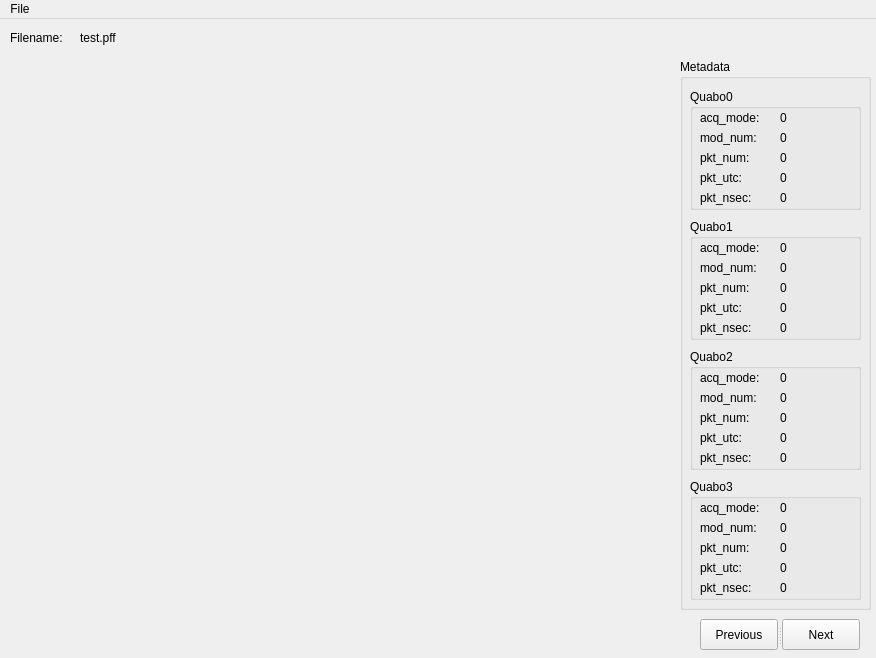
Before: the Qt Designer form qtviewer.ui in liuweiseu/PSDataViewer, drawn with Qt 5.
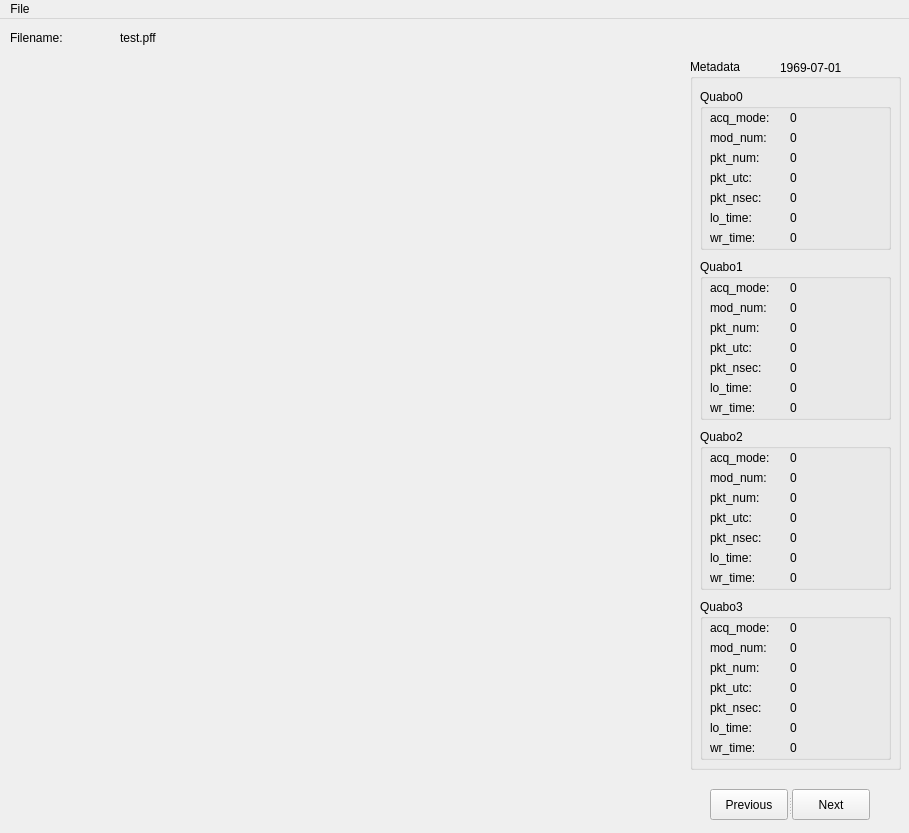
After: the same form once the commit is applied. Icons and pictures are not drawn.

Commit message:
1. add local time and wr time.
2. show rot with grid.

3. show the file name without path.

What changed in the file:
```diff
--- a/qtviewer.ui
+++ b/qtviewer.ui
@@ -6,8 +6,8 @@
    <rect>
     <x>0</x>
     <y>0</y>
-    <width>876</width>
-    <height>658</height>
+    <width>909</width>
+    <height>833</height>
    </rect>
   </property>
   <property name="windowTitle">
@@ -19,8 +19,8 @@
      <rect>
       <x>10</x>
       <y>40</y>
-      <width>661</width>
-      <height>591</height>
+      <width>671</width>
+      <height>761</height>
      </rect>
     </property>
     <layout class="QVBoxLayout" name="verticalLayout"/>
@@ -41,9 +41,9 @@
    <widget class="QLabel" name="FileNameLabel">
     <property name="geometry">
      <rect>
-      <x>80</x>
+      <x>120</x>
       <y>10</y>
-      <width>791</width>
+      <width>761</width>
       <height>17</height>
      </rect>
     </property>
@@ -54,8 +54,8 @@
    <widget class="QSplitter" name="splitter">
     <property name="geometry">
      <rect>
-      <x>700</x>
-      <y>600</y>
+      <x>710</x>
+      <y>770</y>
       <width>160</width>
       <height>31</height>
      </rect>
@@ -77,12 +77,20 @@
    <widget class="QGroupBox" name="groupBox">
     <property name="geometry">
      <rect>
-      <x>680</x>
+      <x>690</x>
       <y>40</y>
-      <width>191</width>
-      <height>551</height>
+      <width>211</width>
+      <height>711</height>
      </rect>
     </property>
+    <property name="font">
+     <font>
+      <weight>50</weight>
+      <italic>false</italic>
+      <bold>false</bold>
+      <underline>false</underline>
+     </font>
+    </property>
     <property name="title">
      <string>Metadata</string>
     </property>
@@ -94,8 +102,8 @@
       <rect>
        <x>10</x>
        <y>30</y>
-       <width>171</width>
-       <height>121</height>
+       <width>191</width>
+       <height>161</height>
       </rect>
      </property>
      <property name="title">
@@ -231,14 +239,66 @@
        <string>0</string>
       </property>
      </widget>
+     <widget class="QLabel" name="label_11">
+      <property name="geometry">
+       <rect>
+        <x>10</x>
+        <y>120</y>
+        <width>71</width>
+        <height>17</height>
+       </rect>
+      </property>
+      <property name="text">
+       <string>lo_time:</string>
+      </property>
+     </widget>
+     <widget class="QLabel" name="label_12">
+      <property name="geometry">
+       <rect>
+        <x>10</x>
+        <y>140</y>
+        <width>71</width>
+        <height>17</height>
+       </rect>
+      </property>
+      <property name="text">
+       <string>wr_time:</string>
+      </property>
+     </widget>
+     <widget class="QLabel" name="Q0_lo_time">
+      <property name="geometry">
+       <rect>
+        <x>90</x>
+        <y>120</y>
+        <width>91</width>
+        <height>17</height>
+       </rect>
+      </property>
+      <property name="text">
+       <string>0</string>
+      </property>
+     </widget>
+     <widget class="QLabel" name="Q0_wr_time">
+      <property name="geometry">
+       <rect>
+        <x>90</x>
+        <y>140</y>
+        <width>91</width>
+        <height>17</height>
+       </rect>
+      </property>
+      <property name="text">
+       <string>0</string>
+      </property>
+     </widget>
     </widget>
     <widget class="QGroupBox" name="Quabo1metadata">
      <property name="geometry">
       <rect>
        <x>10</x>
-       <y>160</y>
-       <width>171</width>
-       <height>121</height>
+       <y>200</y>
+       <width>191</width>
+       <height>161</height>
       </rect>
      </property>
      <property name="title">
@@ -374,14 +434,66 @@
        <string>0</string>
       </property>
      </widget>
+     <widget class="QLabel" name="label_14">
+      <property name="geometry">
+       <rect>
+        <x>10</x>
+        <y>140</y>
+        <width>71</width>
+        <height>17</height>
+       </rect>
+      </property>
+      <property name="text">
+       <string>wr_time:</string>
+      </property>
+     </widget>
+     <widget class="QLabel" name="label_13">
+      <property name="geometry">
+       <rect>
+        <x>10</x>
+        <y>120</y>
+        <width>71</width>
+        <height>17</height>
+       </rect>
+      </property>
+      <property name="text">
+       <string>lo_time:</string>
+      </property>
+     </widget>
+     <widget class="QLabel" name="Q1_lo_time">
+      <property name="geometry">
+       <rect>
+        <x>90</x>
+        <y>120</y>
+        <width>91</width>
+        <height>17</height>
+       </rect>
+      </property>
+      <property name="text">
+       <string>0</string>
+      </property>
+     </widget>
+     <widget class="QLabel" name="Q1_wr_time">
+      <property name="geometry">
+       <rect>
+        <x>90</x>
+        <y>140</y>
+        <width>91</width>
+        <height>17</height>
+       </rect>
+      </property>
+      <property name="text">
+       <string>0</string>
+      </property>
+     </widget>
     </widget>
     <widget class="QGroupBox" name="Quabo2metadata">
      <property name="geometry">
       <rect>
        <x>10</x>
-       <y>290</y>
-       <width>171</width>
-       <height>121</height>
+       <y>370</y>
+       <width>191</width>
+       <height>161</height>
       </rect>
      </property>
      <property name="title">
@@ -517,14 +629,66 @@
        <string>0</string>
       </property>
      </widget>
+     <widget class="QLabel" name="label_16">
+      <property name="geometry">
+       <rect>
+        <x>10</x>
+        <y>140</y>
+        <width>71</width>
+        <height>17</height>
+       </rect>
+      </property>
+      <property name="text">
+       <string>wr_time:</string>
+      </property>
+     </widget>
+     <widget class="QLabel" name="label_15">
+      <property name="geometry">
+       <rect>
+        <x>10</x>
+        <y>120</y>
+        <width>71</width>
+        <height>17</height>
+       </rect>
+      </property>
+      <property name="text">
+       <string>lo_time:</string>
+      </property>
+     </widget>
+     <widget class="QLabel" name="Q2_wr_time">
+      <property name="geometry">
+       <rect>
+        <x>90</x>
+        <y>140</y>
+        <width>91</width>
+        <height>17</height>
+       </rect>
+      </property>
+      <property name="text">
+       <string>0</string>
+      </property>
+     </widget>
+     <widget class="QLabel" name="Q2_lo_time">
+      <property name="geometry">
+       <rect>
+        <x>90</x>
+        <y>120</y>
+        <width>91</width>
+        <height>17</height>
+       </rect>
+      </property>
+      <property name="text">
+       <string>0</string>
+      </property>
+     </widget>
     </widget>
     <widget class="QGroupBox" name="Quabo3metadata">
      <property name="geometry">
       <rect>
        <x>10</x>
-       <y>420</y>
-       <width>171</width>
-       <height>121</height>
+       <y>540</y>
+       <width>191</width>
+       <height>161</height>
       </rect>
      </property>
      <property name="title">
@@ -660,6 +824,71 @@
        <string>0</string>
       </property>
      </widget>
+     <widget class="QLabel" name="label_18">
+      <property name="geometry">
+       <rect>
+        <x>10</x>
+        <y>140</y>
+        <width>71</width>
+        <height>17</height>
+       </rect>
+      </property>
+      <property name="text">
+       <string>wr_time:</string>
+      </property>
+     </widget>
+     <widget class="QLabel" name="label_17">
+      <property name="geometry">
+       <rect>
+        <x>10</x>
+        <y>120</y>
+        <width>71</width>
+        <height>17</height>
+       </rect>
+      </property>
+      <property name="text">
+       <string>lo_time:</string>
+      </property>
+     </widget>
+     <widget class="QLabel" name="Q3_wr_time">
+      <property name="geometry">
+       <rect>
+        <x>90</x>
+        <y>140</y>
+        <width>91</width>
+        <height>17</height>
+       </rect>
+      </property>
+      <property name="text">
+       <string>0</string>
+      </property>
+     </widget>
+     <widget class="QLabel" name="Q3_lo_time">
+      <property name="geometry">
+       <rect>
+        <x>90</x>
+        <y>120</y>
+        <width>91</width>
+        <height>17</height>
+       </rect>
+      </property>
+      <property name="text">
+       <string>0</string>
+      </property>
+     </widget>
+    </widget>
+    <widget class="QLabel" name="Q_date">
+     <property name="geometry">
+      <rect>
+       <x>90</x>
+       <y>0</y>
+       <width>121</width>
+       <height>17</height>
+      </rect>
+     </property>
+     <property name="text">
+      <string>1969-07-01</string>
+     </property>
     </widget>
    </widget>
   </widget>
@@ -668,7 +897,7 @@
     <rect>
      <x>0</x>
      <y>0</y>
-     <width>876</width>
+     <width>909</width>
      <height>22</height>
     </rect>
    </property>
```
Left out of the diff: 3 changed lines with no effect on the pictures. The commit also changes 5 other files.
